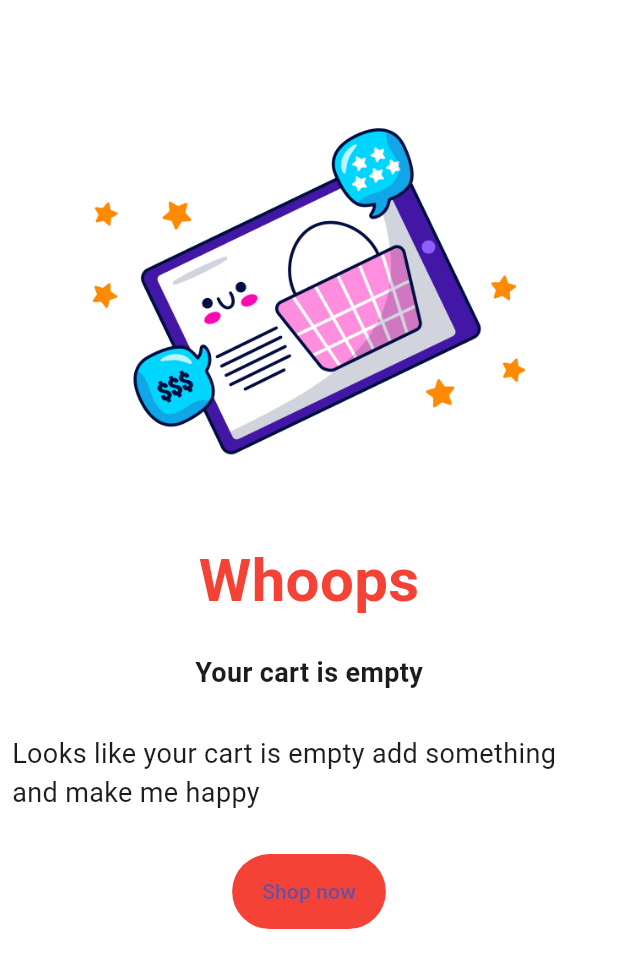
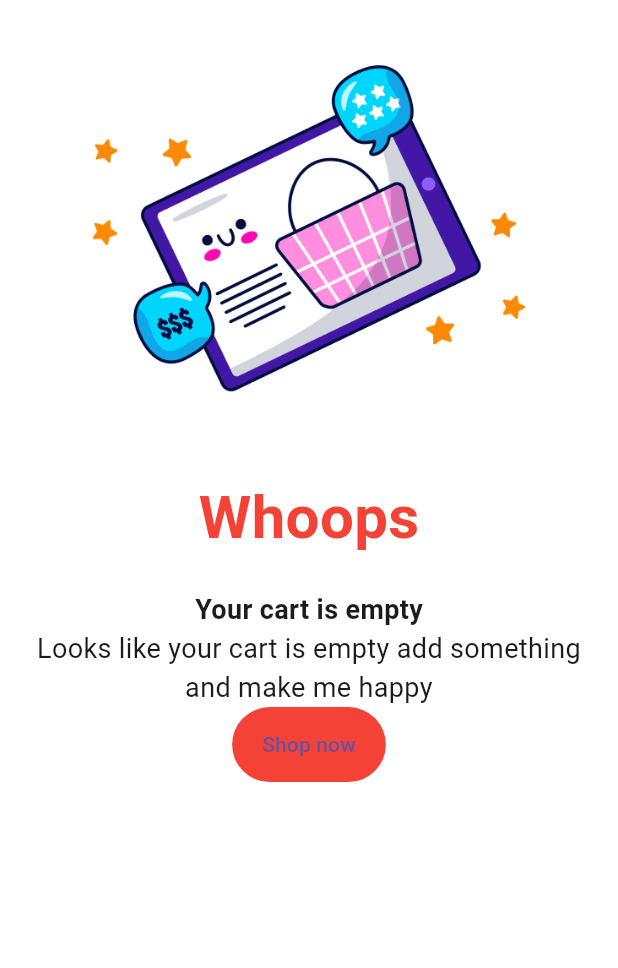
Before and after one commit to IwanPWK/shopsmart_user, a Flutter app: the EmptyBagWidget widget shown alone on an empty page, opened directly, on a phone screen of 412 x 824 dp. Shown: the top 968 px of the screen. Run offline on Flutter 3.47's test engine with Material 3 defaults, Android fonts, the phone set to English and light mode, and no system bars; our stand-ins replace fancy_shimmer_image, flutter_iconly, shared_preferences, shimmer; accounts and stored records are empty.

```diff
--- a/lib/screens/cart/cart_screen.dart
+++ b/lib/screens/cart/cart_screen.dart
@@ -8,7 +8,7 @@ import 'cart_widget.dart';
 
 class CartScreen extends StatelessWidget {
   const CartScreen({super.key});
-  final bool isEmpty = false;
+  final bool isEmpty = true;
   @override
   Widget build(BuildContext context) {
     return isEmpty
--- a/lib/widgets/empty_bag_widget.dart
+++ b/lib/widgets/empty_bag_widget.dart
@@ -16,12 +16,17 @@ class EmptyBagWidget extends StatelessWidget {
   @override
   Widget build(BuildContext context) {
     Size size = MediaQuery.of(context).size;
+    var paddingTop = MediaQuery.of(context).padding.top;
+    print('padding left $paddingTop');
     return SingleChildScrollView(
       physics: const BouncingScrollPhysics(),
+      child: Padding(
+        padding: const EdgeInsets.all(8.0),
         child: Column(
+          crossAxisAlignment: CrossAxisAlignment.center,
           children: [
-          const SizedBox(
-            height: 50,
+            SizedBox(
+              height: paddingTop,
             ),
             Image.asset(
               imagePath,
@@ -43,30 +48,29 @@ class EmptyBagWidget extends StatelessWidget {
               label: title,
               fontWeight: FontWeight.w600,
             ),
-          const SizedBox(
-            height: 20,
-          ),
+            // const SizedBox(
+            //   height: 20,
+            // ),
             Padding(
-            padding: const EdgeInsets.all(8.0),
+              padding: EdgeInsets.all(paddingTop),
               child: SubtitleTextWidget(
                 label: subtitle,
                 fontWeight: FontWeight.w400,
+                textAlign: TextAlign.center,
               ),
             ),
-          const SizedBox(
-            height: 20,
-          ),
+            // const SizedBox(
+            //   height: 20,
+            // ),
             ElevatedButton(
               style: ElevatedButton.styleFrom(
-                elevation: 0,
-                backgroundColor: Colors.red,
-                padding:
-                    const EdgeInsets.symmetric(horizontal: 20, vertical: 15)),
+                  elevation: 0, backgroundColor: Colors.red, padding: const EdgeInsets.symmetric(horizontal: 20, vertical: 15)),
               onPressed: () {},
               child: Text(buttonText),
             ),
           ],
         ),
+      ),
     );
   }
 }
--- a/lib/widgets/subtitle_text_widget.dart
+++ b/lib/widgets/subtitle_text_widget.dart
@@ -8,7 +8,8 @@ class SubtitleTextWidget extends StatelessWidget {
       this.fontStyle = FontStyle.normal,
       this.fontWeight = FontWeight.normal,
       this.color,
-      this.textDecoration = TextDecoration.none});
+      this.textDecoration = TextDecoration.none,
+      this.textAlign = TextAlign.justify});
 
   final String label;
   final double fontSize;
@@ -16,10 +17,12 @@ class SubtitleTextWidget extends StatelessWidget {
   final FontWeight fontWeight;
   final Color? color;
   final TextDecoration textDecoration;
+  final TextAlign textAlign;
   @override
   Widget build(BuildContext context) {
     return Text(
       label,
+      textAlign: textAlign,
       style: TextStyle(
         fontSize: fontSize,
         fontWeight: fontWeight,
```
Lines whose indentation alone changed are shown as unchanged.
